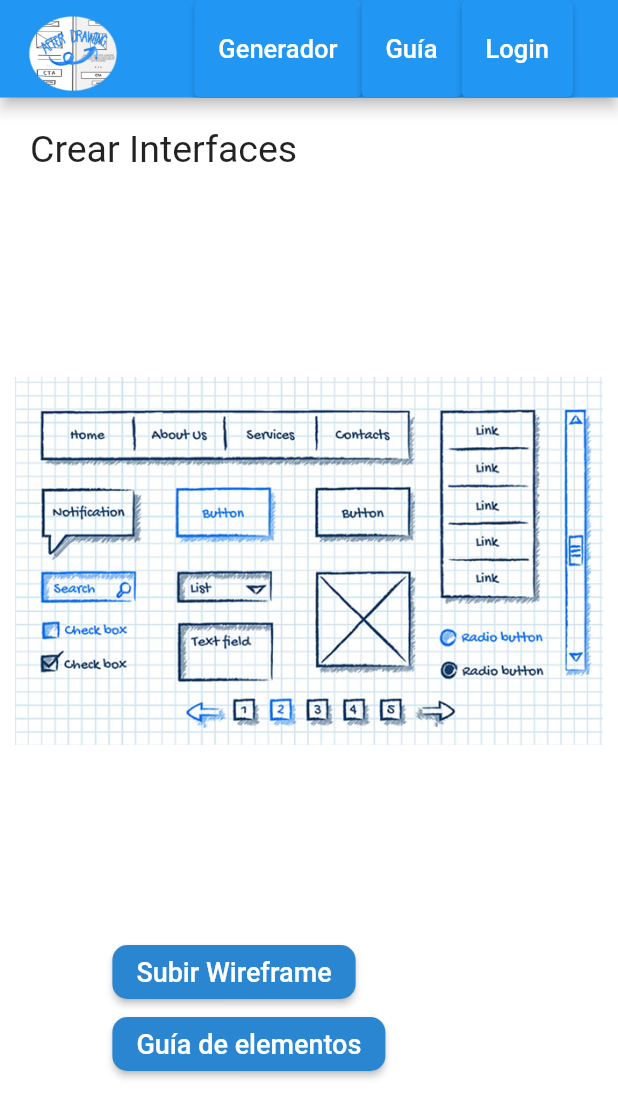
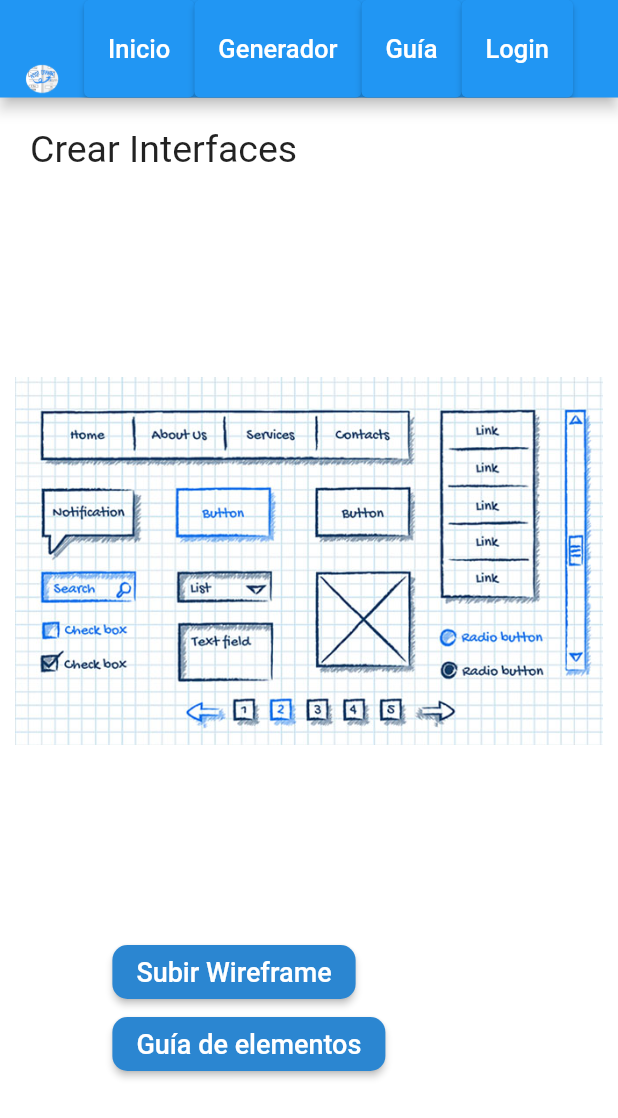
Before and after one commit to ValerieNamuche/AfterDrawing-frontend, a Flutter app: the screen it shows after launch, on a phone screen of 412 x 824 dp. Shown: the top 1118 px of the screen. Run offline on Flutter 3.47's test engine with Material 2 defaults, Android fonts, the phone set to English and light mode, and no system bars; our stand-ins replace file_picker, rxdart, shared_preferences; missing offline and left inert: dart:html, dart:js, dart:js_util.

Commit message:
change url api and add home view responsive

```diff
--- /dev/null
+++ b/lib/src/constants/apisUrl.dart
@@ -0,0 +1,3 @@
+const urlBackendApi = 'https://afterdrawingapp.herokuapp.com/api';
+
+const urlLocalApi = 'http://localhost:8081/api';
--- a/lib/src/pages/MainView.dart
+++ b/lib/src/pages/MainView.dart
@@ -1,4 +1,5 @@
 import 'package:afterdrawing/src/pages/ForgotPassword.dart';
+import 'package:afterdrawing/src/pages/Home.dart';
 //import 'package:afterdrawing/src/pages/GenerateInterfaces1.dart';
 //import 'package:afterdrawing/src/pages/GenerateInterfaces2.dart';
 import 'package:afterdrawing/src/pages/Login.dart';
@@ -50,6 +51,9 @@ class _MainViewState extends State<MainView> {
       case "generate_interfaces1":
         view = GenerateInterfaces1();
         break;
+      case 'home':
+        view = Home();
+        break;
       case "login":
         view = LoginPage(
           changeStateUserLog: _updateMyBarStateToUser,
--- a/lib/src/pages/interfaces/GenerateInterfaces2.dart
+++ b/lib/src/pages/interfaces/GenerateInterfaces2.dart
@@ -1,3 +1,4 @@
+import 'package:afterdrawing/src/constants/apisUrl.dart';
 import 'package:afterdrawing/src/constants/textoPrueba.dart';
 import 'package:afterdrawing/src/core/provider/wireframeProvider.dart';
 import 'package:afterdrawing/src/pages/interfaces/SaveInterface.dart';
@@ -145,7 +146,7 @@ class _GenerateInterfaces2State extends State<GenerateInterfaces2> {
                             placeholder:
                                 AssetImage("lib/src/images/wireframelogo.png"),
                             image: NetworkImage(
-                                'http://localhost:8081/api/get/wireframe/${nameFileArgument}'),
+                                '$urlBackendApi/get/wireframe/${nameFileArgument}'),
                             imageErrorBuilder: (context, error, stackTrace) {
                               return Image.asset(
                                 "lib/src/images/wireframelogo.png",
--- a/lib/src/pages/projects/ProjectDetails.dart
+++ b/lib/src/pages/projects/ProjectDetails.dart
@@ -1,3 +1,4 @@
+import 'package:afterdrawing/src/constants/apisUrl.dart';
 import 'package:afterdrawing/src/core/bloc/interfaceBloc.dart';
 import 'package:afterdrawing/src/core/bloc/projectBloc.dart';
 import 'package:afterdrawing/src/model/ProjectDto.dart';
@@ -110,7 +111,7 @@ class _ProjectDetailsState extends State<ProjectDetails> {
                                                 placeholder: AssetImage(
                                                     "lib/src/images/wireframelogo.png"),
                                                 image: NetworkImage(
-                                                    'http://localhost:8081/api/get/wireframe/${interfacesData[index].wireframe.id}'),
+                                                    '$urlBackendApi/get/wireframe/${interfacesData[index].wireframe.id}'),
                                                 imageErrorBuilder: (context,
                                                     error, stackTrace) {
                                                   return Image.asset(
@@ -154,7 +155,7 @@ class _ProjectDetailsState extends State<ProjectDetails> {
                                 placeholder: AssetImage(
                                     "lib/src/images/wireframelogo.png"),
                                 image: NetworkImage(
-                                    'http://localhost:8081/api/get/wireframe/${nameFile}'),
+                                    '$urlBackendApi/get/wireframe/${nameFile}'),
                                 imageErrorBuilder:
                                     (context, error, stackTrace) {
                                   return Image.asset(
--- a/lib/src/pages/projects/ProjectEdit.dart
+++ b/lib/src/pages/projects/ProjectEdit.dart
@@ -87,7 +87,7 @@ class _ProjectEditState extends State<ProjectEdit> {
                       stream: projectBloc.projectDescriptionStream,
                       builder: (context, snapshot) {
                         return TextFormField(
-                            initialValue: argumentProject.title,
+                            initialValue: argumentProject.description,
                             onChanged: (value) {
                               projectBloc.changeProjectDescription(value);
                             },
--- a/lib/src/widgets/custom_nav_bar.dart
+++ b/lib/src/widgets/custom_nav_bar.dart
@@ -72,6 +72,14 @@ class _CustomNavBarState extends State<CustomNavBar> {
     });
 
     return [
+      /*ElevatedButton(
+          onPressed: () {
+            Utils.homeNavigator.currentState!.pushNamed("home");
+          },
+          child: Text(
+            "Inicio",
+            style: TextStyle(fontSize: 17),
+          )),*/
       ElevatedButton(
           onPressed: () {
             Utils.homeNavigator.currentState!.pushNamed("generate_interfaces1");
@@ -138,6 +146,14 @@ class _CustomNavBarState extends State<CustomNavBar> {
     return [
       ElevatedButton(
           onPressed: () {
+            Utils.homeNavigator.currentState!.pushNamed("home");
+          },
+          child: Text(
+            "Inicio",
+            style: TextStyle(fontSize: 17),
+          )),
+      ElevatedButton(
+          onPressed: () {
             Utils.homeNavigator.currentState!.pushNamed("generate_interfaces1");
           },
           child: Text(
```
Also changed, not shown: lib/src/core/provider/interfaceProvider.dart (+6 -5 lines), lib/src/core/provider/projectProvider.dart (+5 -4 lines), lib/src/core/provider/userProvider.dart (+4 -3 lines), lib/src/core/provider/wireframeProvider.dart (+6 -6 lines), lib/src/pages/Home.dart (+12 -7 lines).
